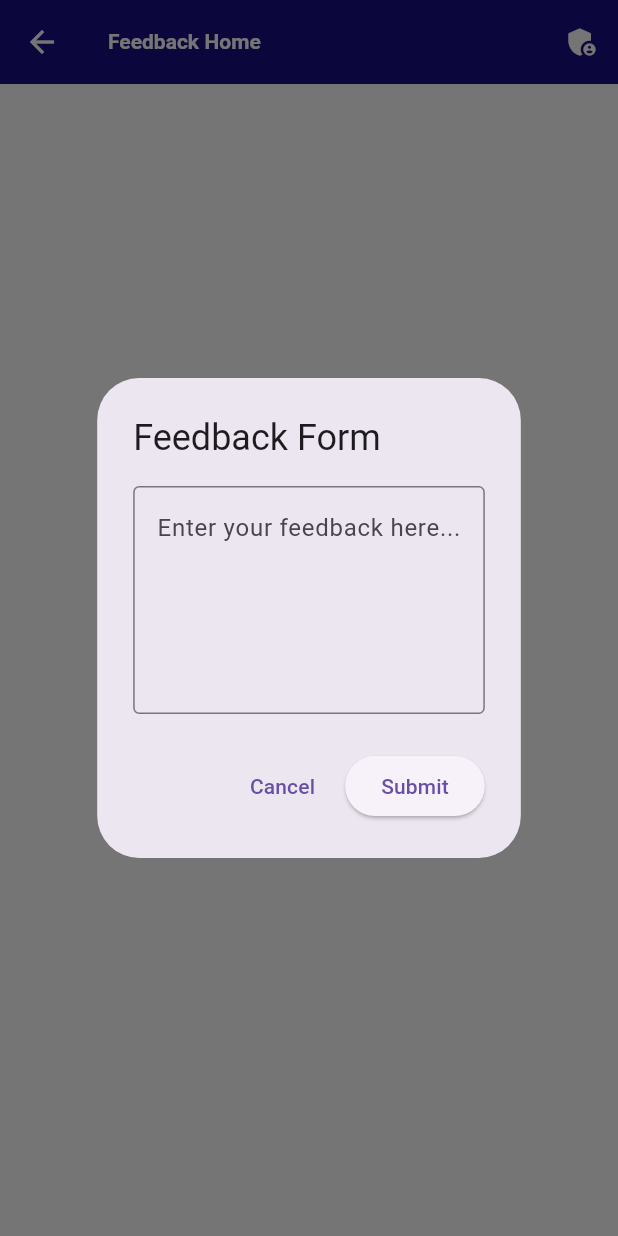
After one commit to tahamahmood004/App-LaptopHarbor, a Flutter app: the HomePage screen opened directly, after a tap on "Give Feedback", on a phone screen of 412 x 824 dp. The commit adds this screen. Run offline on Flutter 3.47's test engine with Material 3 defaults, Android fonts, the light colour scheme and no system bars; our stand-ins replace animated_text_kit, cloud_firestore, firebase_auth, firebase_core, font_awesome_flutter, google_fonts and 1 more; accounts and stored records are empty.

Commit message:
feedback form

```diff
--- /dev/null
+++ b/admin_panel/lib/feedback.dart
@@ -0,0 +1,110 @@
+import 'package:flutter/material.dart';
+
+class FeedbackStorage {
+  static final List<String> feedbackList = [];
+}
+
+class HomePage extends StatelessWidget {
+  final _formKey = GlobalKey<FormState>();
+  String _feedback = '';
+
+  void Feedback(BuildContext context) {
+    showDialog(
+      context: context,
+      builder: (context) {
+        return AlertDialog(
+          title: Text('Feedback Form'),
+          content: Form(
+            key: _formKey,
+            child: TextFormField(
+              maxLines: 5,
+              decoration: InputDecoration(
+                hintText: 'Enter your feedback here...',
+                border: OutlineInputBorder(),
+              ),
+              validator: (value) {
+                if (value == null || value.trim().isEmpty) {
+                  return 'Please enter some feedback';
+                }
+                return null;
+              },
+              onSaved: (value) {
+                _feedback = value ?? '';
+              },
+            ),
+          ),
+          actions: [
+            TextButton(
+              child: Text('Cancel'),
+              onPressed: () => Navigator.pop(context),
+            ),
+            ElevatedButton(
+              child: Text('Submit'),
+              onPressed: () {
+                if (_formKey.currentState!.validate()) {
+                  _formKey.currentState!.save();
+                  FeedbackStorage.feedbackList.add(_feedback);
+                  Navigator.pop(context);
+                  ScaffoldMessenger.of(context).showSnackBar(
+                    SnackBar(content: Text('Thanks for your feedback!')),
+                  );
+                }
+              },
+            ),
+          ],
+        );
+      },
+    );
+  }
+
+  void _goToAdminDashboard(BuildContext context) {
+    Navigator.push(
+      context,
+      MaterialPageRoute(builder: (context) => FeedbackDashboardPage()),
+    );
+  }
+
+  @override
+  Widget build(BuildContext context) {
+    return Scaffold(
+      appBar: AppBar(
+        title: Text('Feedback Home'),
+        actions: [
+          IconButton(
+            icon: Icon(Icons.admin_panel_settings),
+            onPressed: () => _goToAdminDashboard(context),
+          ),
+        ],
+      ),
+      body: Center(
+        child: ElevatedButton(
+          child: Text('Give Feedback'),
+          onPressed: () => Feedback(context),
+        ),
+      ),
+    );
+  }
+}
+
+class FeedbackDashboardPage extends StatelessWidget {
+  @override
+  Widget build(BuildContext context) {
+    final feedbacks = FeedbackStorage.feedbackList;
+
+    return Scaffold(
+      appBar: AppBar(title: Text('Admin Dashboard')),
+      body: feedbacks.isEmpty
+          ? Center(child: Text('No feedback yet!'))
+          : ListView.builder(
+              itemCount: feedbacks.length,
+              itemBuilder: (context, index) {
+                return ListTile(
+                  leading: Icon(Icons.feedback),
+                  title: Text('Feedback #${index + 1}'),
+                  subtitle: Text(feedbacks[index]),
+                );
+              },
+            ),
+    );
+  }
+}
--- a/admin_panel/lib/orders.dart
+++ b/admin_panel/lib/orders.dart
@@ -102,7 +102,7 @@ class _OrdersState extends State<Orders> {
                             newValue!; // Update status within the dialog
                       });
                     },
-                    items: ['new', 'pending', 'delivered']
+                    items: ['pending', 'order confirmed', 'delivered']
                         .map<DropdownMenuItem<String>>((String value) {
                       return DropdownMenuItem<String>(
                         value: value,
--- a/lib/categories.dart
+++ b/lib/categories.dart
@@ -50,7 +50,7 @@ void fetchProducts() async {
         title: AnimatedTextKit(
           animatedTexts: [
             TyperAnimatedText(
-              "🚚 Free Delivery on Orders Above Rs.1,999/-",
+              "🚚 Free Delivery on Orders Above \$29,999/-",
               textStyle: TextStyle(
                 fontSize: 14,
                 fontWeight: FontWeight.bold,
--- a/lib/drawer.dart
+++ b/lib/drawer.dart
@@ -89,6 +89,7 @@ class AppDrawer extends StatelessWidget {
                         MaterialPageRoute(
                             builder: (context) => AboutUsPage()));
                   }),
+
                   drawerItem(Icons.exit_to_app, "Logout", () {
                     // Logout logic
                   }),
--- /dev/null
+++ b/lib/feedback.dart
@@ -0,0 +1,72 @@
+import 'package:flutter/material.dart';
+
+class FeedbackDemo extends StatelessWidget {
+  void _showFeedbackDialog(BuildContext context) {
+    final _formKey = GlobalKey<FormState>();
+    String feedback = '';
+
+    showDialog(
+      context: context,
+      builder: (context) {
+        return AlertDialog(
+          title: Text('Feedback Form'),
+          content: Form(
+            key: _formKey,
+            child: TextFormField(
+              maxLines: 5,
+              decoration: InputDecoration(
+                hintText: 'Enter your feedback here...',
+                border: OutlineInputBorder(),
+              ),
+              validator: (value) {
+                if (value == null || value.isEmpty) {
+                  return 'Please enter some feedback';
+                }
+                return null;
+              },
+              onSaved: (value) {
+                feedback = value ?? '';
+              },
+            ),
+          ),
+          actions: [
+            TextButton(
+              onPressed: () {
+                Navigator.pop(context); // close dialog
+              },
+              child: Text('Cancel'),
+            ),
+            ElevatedButton(
+              onPressed: () {
+                if (_formKey.currentState!.validate()) {
+                  _formKey.currentState!.save();
+                  // Yahan tum feedback ko backend bhej sakte ho
+                  print('User Feedback: $feedback');
+                  Navigator.pop(context);
+                  // Show snackbar or confirmation
+                  ScaffoldMessenger.of(context).showSnackBar(
+                    SnackBar(content: Text('Thank you for your feedback!')),
+                  );
+                }
+              },
+              child: Text('Submit'),
+            ),
+          ],
+        );
+      },
+    );
+  }
+
+  @override
+  Widget build(BuildContext context) {
+    return Scaffold(
+      appBar: AppBar(title: Text('Feedback Dialog Example')),
+      body: Center(
+        child: ElevatedButton(
+          child: Text('Give Feedback'),
+          onPressed: () => _showFeedbackDialog(context),
+        ),
+      ),
+    );
+  }
+}
--- a/pubspec.yaml
+++ b/pubspec.yaml
@@ -42,6 +42,7 @@ dependencies:
   shared_preferences: ^2.5.2
   animated_text_kit: ^4.2.3
   url_launcher: ^6.1.11
+  flutter_rating_bar: ^4.0.1
 
 dev_dependencies:
   flutter_test:
```
Also changed, not shown: admin_panel/lib/main.dart (+11 -0 lines), lib/home.dart (+15 -0 lines), pubspec.lock.
